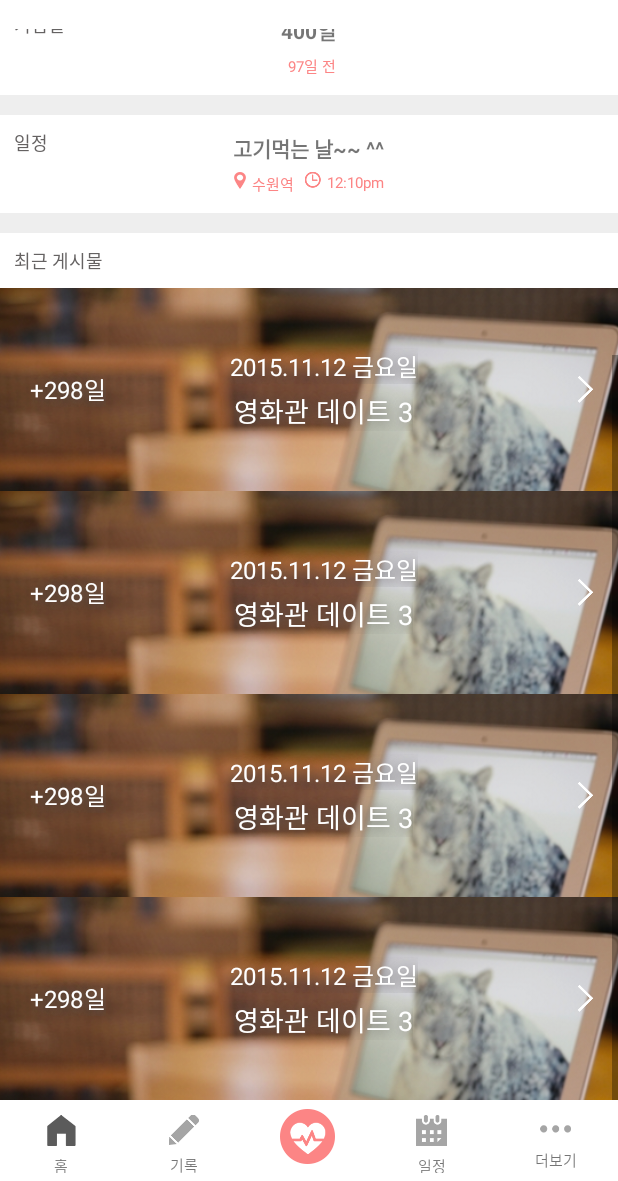
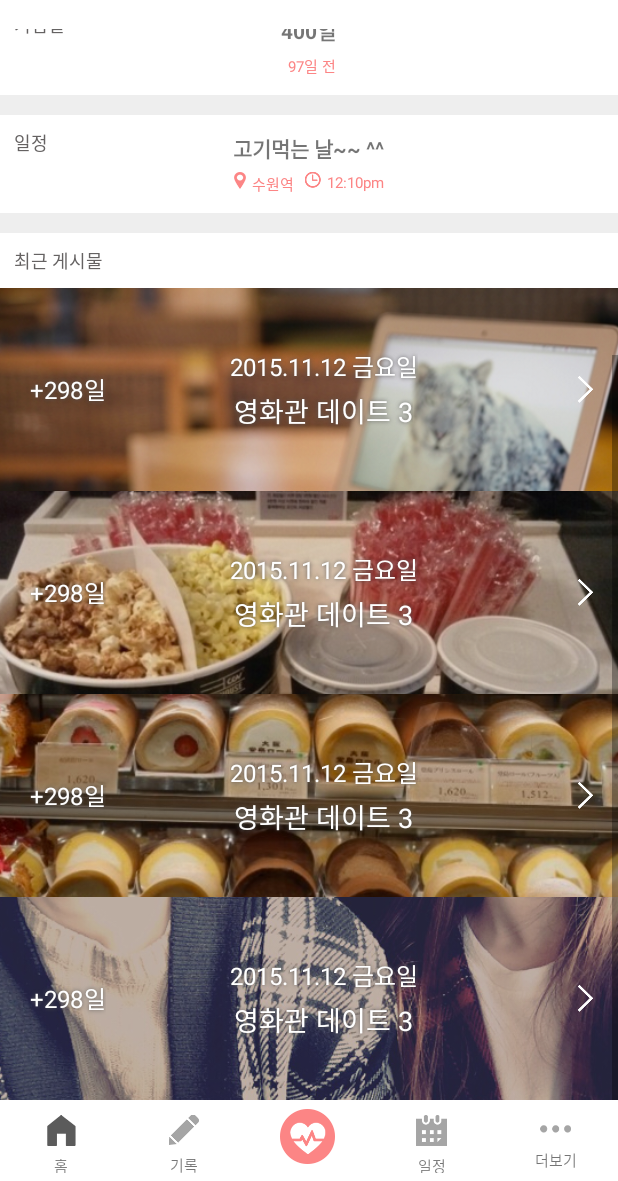
Before and after one commit to GwonHyeok/YouAndI, an Android app: the MainFragment screen opened directly, with no data from a screen before it, scrolled down 312 dp, on a phone screen of 412 x 824 dp, the part 55-1236 px from its top. Run offline under Robolectric (Android 15) with nearby library versions, the phone set to English and light mode, and no system bars; our stand-ins replace CircleImageView; plain views replace ParallaxScrollView; pictures from the network do not load.

Commit message:
[기능구현] 화면의 이미지를 임의로 보여줌

```diff
--- a/app/src/main/java/com/hyeokran/youi/Adapter/RecordCollectListAdapter.java
+++ b/app/src/main/java/com/hyeokran/youi/Adapter/RecordCollectListAdapter.java
@@ -12,6 +12,7 @@ import com.hyeokran.youi.R;
  * Created by GwonHyeok on 2015. 11. 27..
  */
 public class RecordCollectListAdapter extends RecyclerView.Adapter<RecordCollectListViewHolder> {
+    private int resIds[] = {R.drawable.bg_1, R.drawable.bg_2, R.drawable.bg_3, R.drawable.bg_4};
 
     @Override
     public RecordCollectListViewHolder onCreateViewHolder(ViewGroup parent, int viewType) {
@@ -21,7 +22,7 @@ public class RecordCollectListAdapter extends RecyclerView.Adapter<RecordCollect
 
     @Override
     public void onBindViewHolder(RecordCollectListViewHolder holder, int position) {
-
+        holder.backgroundView.setImageResource(resIds[position % 4]);
     }
 
     @Override
--- a/app/src/main/java/com/hyeokran/youi/Adapter/RecordCollectListViewHolder.java
+++ b/app/src/main/java/com/hyeokran/youi/Adapter/RecordCollectListViewHolder.java
@@ -2,13 +2,20 @@ package com.hyeokran.youi.Adapter;
 
 import android.support.v7.widget.RecyclerView;
 import android.view.View;
+import android.widget.ImageView;
+
+import com.hyeokran.youi.R;
 
 /**
  * 기록 모아보는 화면 RecyclerView 어뎁터 ViewHolder
  * Created by GwonHyeok on 2015. 11. 27..
  */
 public class RecordCollectListViewHolder extends RecyclerView.ViewHolder {
+    public ImageView backgroundView;
+
     public RecordCollectListViewHolder(View itemView) {
         super(itemView);
+
+        this.backgroundView = (ImageView) itemView.findViewById(R.id.collect_card_background_view);
     }
 }
--- a/app/src/main/java/com/hyeokran/youi/Fragment/MainFragment.java
+++ b/app/src/main/java/com/hyeokran/youi/Fragment/MainFragment.java
@@ -7,6 +7,7 @@ import android.view.LayoutInflater;
 import android.view.View;
 import android.view.ViewGroup;
 import android.widget.DatePicker;
+import android.widget.ImageView;
 import android.widget.TextView;
 
 import com.hyeokran.youi.R;
@@ -64,6 +65,8 @@ public class MainFragment extends Fragment {
                 }, year, month, day).show();
             }
         });
+
+        setDummyCollectionData(view);
     }
 
     /**
@@ -82,4 +85,19 @@ public class MainFragment extends Fragment {
 
         mTopDDayTextView.setText(String.valueOf(dDay));
     }
+
+    /**
+     * 글 임시 데이터 적용
+     */
+    private void setDummyCollectionData(View view) {
+        ViewGroup viewGroup = (ViewGroup) view.findViewById(R.id.content_main_record_collect_root);
+
+        int resIds[] = {R.drawable.bg_1, R.drawable.bg_2, R.drawable.bg_3, R.drawable.bg_4};
+        for (int i = 0; i < viewGroup.getChildCount(); i++) {
+            View childView = viewGroup.getChildAt(i);
+            ImageView imageView = (ImageView) childView.findViewById(R.id.collect_card_background_view);
+
+            imageView.setImageResource(resIds[i]);
+        }
+    }
 }
--- a/app/src/main/res/layout/content_main.xml
+++ b/app/src/main/res/layout/content_main.xml
@@ -278,6 +278,7 @@
                         android:textSize="12dp" />
 
                     <LinearLayout
+                        android:id="@+id/content_main_record_collect_root"
                         android:layout_width="match_parent"
                         android:layout_height="wrap_content"
                         android:orientation="vertical">
--- a/app/src/main/res/layout/ui_record_collect_card.xml
+++ b/app/src/main/res/layout/ui_record_collect_card.xml
@@ -6,15 +6,12 @@
     android:foreground="?android:attr/selectableItemBackground"
     android:orientation="vertical">
 
-
-    <LinearLayout
-        android:layout_width="match_parent"
-        android:layout_height="wrap_content"
-        android:orientation="horizontal">
     <!-- 배경영역 -->
     <ImageView
+        android:id='@+id/collect_card_background_view'
         android:layout_width="match_parent"
         android:layout_height="match_parent"
+        android:scaleType="centerCrop"
         android:src="@drawable/bg_1" />
 
     <!-- 디데이 플러스 -->
@@ -65,7 +62,6 @@
             android:textColor="@android:color/white"
             android:textSize="18sp" />
     </LinearLayout>
-    </LinearLayout>
 
     <!-- 더보기 -->
     <ImageView
@@ -81,77 +77,4 @@
         android:shadowDy="0"
         android:shadowRadius="3"
         android:src="@drawable/ic_arrow" />
-
-    <!-- 더 많은 화면 -->
-
-    <!-- 배경영역 -->
-    <ImageView
-        android:layout_width="match_parent"
-        android:layout_height="match_parent"
-        android:scaleType="centerCrop"
-        android:src="@drawable/bg_1" />
-
-    <!-- 디데이 플러스 -->
-    <TextView
-        android:layout_width="wrap_content"
-        android:layout_height="wrap_content"
-        android:layout_centerVertical="true"
-        android:layout_marginLeft="20dp"
-        android:layout_marginStart="20dp"
-        android:shadowColor="#595959"
-        android:shadowDx="2.0"
-        android:shadowDy="2.0"
-        android:shadowRadius="10.0"
-        android:text="+298일"
-        android:textColor="@android:color/white"
-        android:textSize="16sp" />
-
-    <!-- 컨텐츠 텍스트 -->
-    <LinearLayout
-        android:layout_width="wrap_content"
-        android:layout_height="wrap_content"
-        android:layout_centerInParent="true"
-        android:gravity="center"
-        android:orientation="vertical"
-        android:paddingLeft="20dp">
-
-        <TextView
-            android:layout_width="wrap_content"
-            android:layout_height="wrap_content"
-            android:shadowColor="#595959"
-            android:shadowDx="2.0"
-            android:shadowDy="2.0"
-            android:shadowRadius="10.0"
-            android:text="2015.11.12 금요일"
-            android:textColor="@android:color/white"
-            android:textSize="16sp" />
-
-        <TextView
-            android:layout_width="wrap_content"
-            android:layout_height="wrap_content"
-            android:layout_marginTop="4dp"
-            android:shadowColor="#595959"
-            android:shadowDx="2.0"
-            android:shadowDy="2.0"
-            android:shadowRadius="10.0"
-            android:text="영화관 데이트 3"
-            android:textColor="@android:color/white"
-            android:textSize="18sp" />
-    </LinearLayout>
-
-    <!-- 더보기 -->
-    <ImageView
-        android:layout_width="wrap_content"
-        android:layout_height="wrap_content"
-        android:layout_alignParentEnd="true"
-        android:layout_alignParentRight="true"
-        android:layout_centerVertical="true"
-        android:layout_marginRight="10dp"
-        android:rotation="180"
-        android:shadowColor="#595959"
-        android:shadowDx="2.0"
-        android:shadowDy="2.0"
-        android:shadowRadius="10.0"
-        android:src="@drawable/ic_arrow" />
-
 </RelativeLayout>
```
Lines whose indentation alone changed are shown as unchanged.
